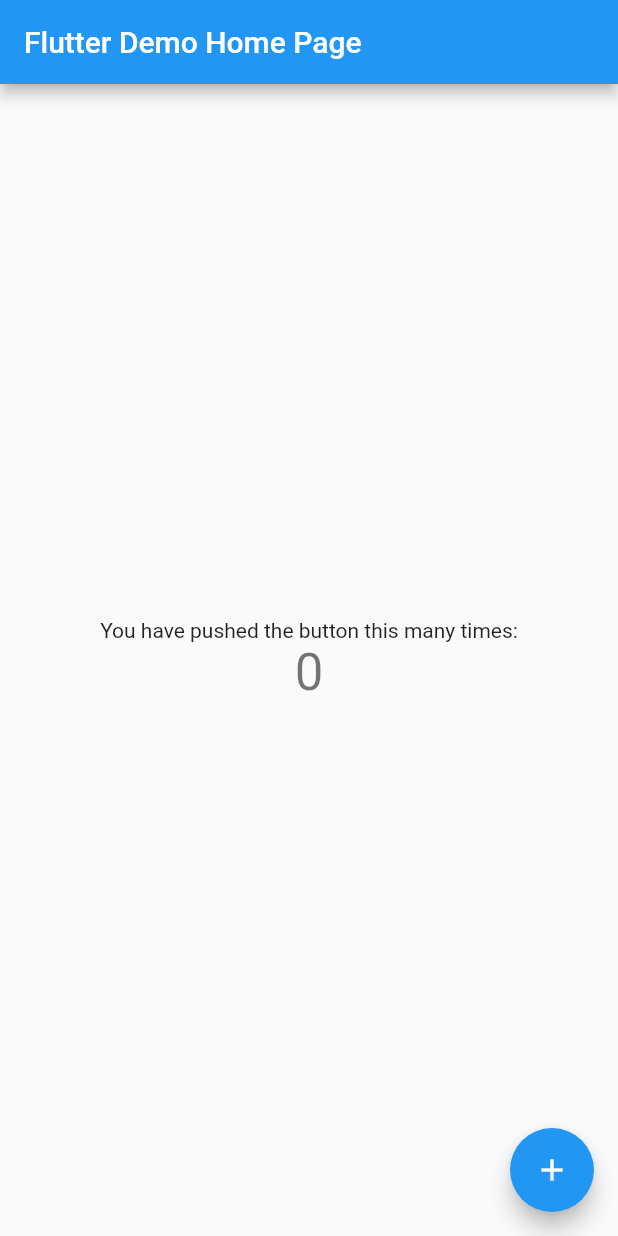
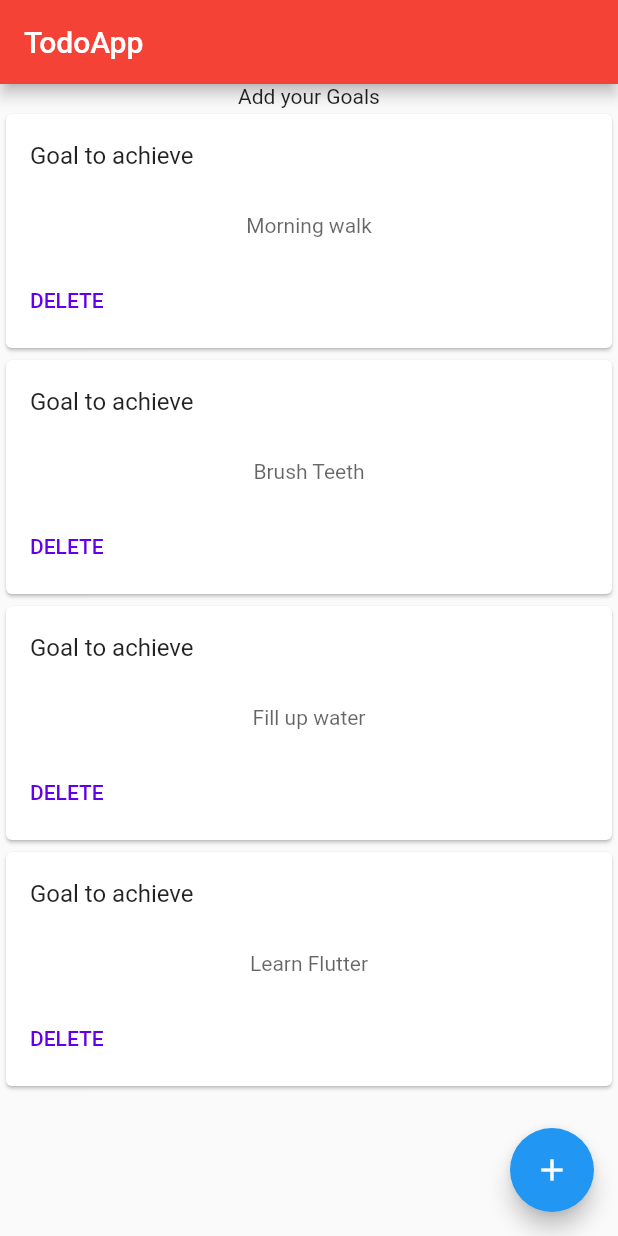
Before and after one commit to Arindam8282/first_flutterapp, a Flutter app: the screen it shows after launch, on a phone screen of 412 x 824 dp. Run offline on Flutter 3.47's test engine with Material 2 defaults, Android fonts, the phone set to English and light mode, and no system bars.

Commit message:
todolist app ui started by arindam

```diff
--- a/lib/main.dart
+++ b/lib/main.dart
@@ -1,7 +1,55 @@
 import 'package:flutter/material.dart';
 
+import './task.dart';
+import './inputTask.dart';
+
 void main() {
-  runApp(MyApp());
+  runApp(NewApp());
+}
+
+class NewApp extends StatefulWidget {
+  @override
+  State<StatefulWidget> createState() {
+    // TODO: implement createState
+    return NewAppState();
+  }
+}
+
+class NewAppState extends State<NewApp> {
+  InputTask dialog = new InputTask();
+  var tasks = ['Morning walk', 'Brush Teeth', 'Fill up water', 'Learn Flutter'];
+  void removeTask(String task) {
+    setState(() {
+      tasks.remove(task);
+    });
+  }
+
+  @override
+  Widget build(BuildContext context) {
+    return MaterialApp(
+      debugShowCheckedModeBanner: false,
+      home: Scaffold(
+        appBar: AppBar(
+          title: Text('TodoApp'),
+          backgroundColor: Colors.red,
+        ),
+        body: SingleChildScrollView(
+          child: Center(
+            child: Column(
+              children: [
+                Text('Add your Goals'),
+                ...(tasks.map)((task) {
+                  return Task(task, removeTask);
+                }).toList()
+              ],
+            ),
+          ),
+        ),
+        floatingActionButtonLocation: FloatingActionButtonLocation.endFloat,
+        floatingActionButton: InputTask(),
+      ),
+    );
+  }
 }
 
 class MyApp extends StatelessWidget {
@@ -10,6 +58,7 @@ class MyApp extends StatelessWidget {
   Widget build(BuildContext context) {
     return MaterialApp(
       title: 'Flutter Demo',
+      debugShowCheckedModeBanner: false,
       theme: ThemeData(
         // This is the theme of your application.
         //
@@ -47,7 +96,7 @@ class MyHomePage extends StatefulWidget {
 
 class _MyHomePageState extends State<MyHomePage> {
   int _counter = 0;
-
+  int _selectedIndex = 0;
   void _incrementCounter() {
     setState(() {
       // This call to setState tells the Flutter framework that something has
@@ -57,6 +106,22 @@ class _MyHomePageState extends State<MyHomePage> {
       // called again, and so nothing would appear to happen.
       _counter = _counter + 3;
     });
+  }
+
+  void _decrementCounter() {
+    setState(() {
+      _counter = _counter - 3;
+    });
+  }
+
+  void _onItemTapped(int index) {
+    setState(() {
+      _selectedIndex = index;
+    });
+    if (index == 0)
+      _incrementCounter();
+    else
+      _decrementCounter();
   }
 
   @override
@@ -71,6 +136,7 @@ class _MyHomePageState extends State<MyHomePage> {
       appBar: AppBar(
         // Here we take the value from the MyHomePage object that was created by
         // the App.build method, and use it to set our appbar title.
+        backgroundColor: Colors.deepPurple[800],
         title: Text(widget.title),
       ),
       body: Center(
@@ -103,11 +169,23 @@ class _MyHomePageState extends State<MyHomePage> {
           ],
         ),
       ),
-      floatingActionButton: FloatingActionButton(
-        onPressed: _incrementCounter,
-        tooltip: 'Increment',
-        child: Icon(Icons.add),
-      ), // This trailing comma makes auto-formatting nicer for build methods.
+      bottomNavigationBar: BottomNavigationBar(
+        items: const <BottomNavigationBarItem>[
+          BottomNavigationBarItem(
+              icon: Icon(Icons.add),
+              label: 'Increment',
+              backgroundColor: Colors.red),
+          BottomNavigationBarItem(
+            icon: Icon(Icons.minimize),
+            label: 'Decrement',
+            backgroundColor: Colors.green,
+          ),
+        ],
+        currentIndex: _selectedIndex,
+        backgroundColor: Colors.deepPurple[500],
+        selectedItemColor: Colors.blue[100],
+        onTap: _onItemTapped,
+      ),
     );
   }
 }
--- /dev/null
+++ b/lib/task.dart
@@ -0,0 +1,43 @@
+import 'package:flutter/material.dart';
+
+class Task extends StatelessWidget {
+  final String goal;
+  var removeTask;
+  Task(this.goal, this.removeTask);
+
+  @override
+  Widget build(BuildContext context) {
+    return Container(
+      child: Card(
+        clipBehavior: Clip.antiAlias,
+        child: Column(
+          children: [
+            ListTile(
+              title: Text('Goal to achieve'),
+            ),
+            Padding(
+              padding: const EdgeInsets.all(10.0),
+              child: Text(
+                '${goal}',
+                style: TextStyle(color: Colors.black.withOpacity(0.6)),
+              ),
+            ),
+            ButtonBar(
+              alignment: MainAxisAlignment.start,
+              children: [
+                FlatButton(
+                  textColor: const Color(0xFF6200EE),
+                  onPressed: () {
+                    removeTask(goal);
+                    // Perform some action
+                  },
+                  child: const Text('DELETE'),
+                ),
+              ],
+            ),
+          ],
+        ),
+      ),
+    );
+  }
+}
```
Also changed, not shown: lib/inputTask.dart (added, +54 -0 lines).
